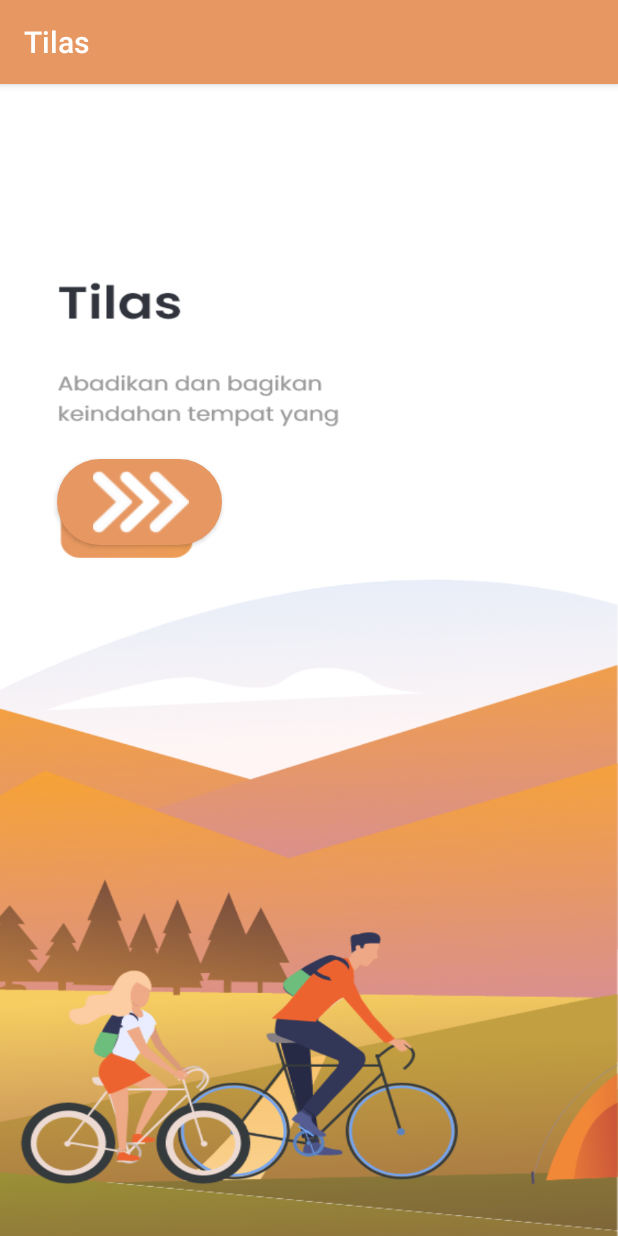
After one commit to anggar/tilas, an Android app: the StartActivity screen opened directly, with no data from a screen before it, on a phone screen of 412 x 824 dp. The commit adds this screen. Run offline under Robolectric (Android 15) with nearby library versions, the phone set to English and light mode, and no system bars.

Commit message:
start activity

```diff
--- a/app/src/main/AndroidManifest.xml
+++ b/app/src/main/AndroidManifest.xml
@@ -17,7 +17,8 @@
         android:roundIcon="@mipmap/ic_launcher_round"
         android:supportsRtl="true"
         android:theme="@style/AppTheme">
-        <activity android:name=".DetailActivity"></activity>
+        <activity android:name=".StartActivity"></activity>
+        <activity android:name=".DetailActivity" />
         <!--
              The API key for Google Maps-based APIs is defined as a string resource.
              (See the file "res/values/google_maps_api.xml").
--- /dev/null
+++ b/app/src/main/java/com/napak/tilas/StartActivity.java
@@ -0,0 +1,14 @@
+package com.napak.tilas;
+
+import androidx.appcompat.app.AppCompatActivity;
+
+import android.os.Bundle;
+
+public class StartActivity extends AppCompatActivity {
+
+    @Override
+    protected void onCreate(Bundle savedInstanceState) {
+        super.onCreate(savedInstanceState);
+        setContentView(R.layout.activity_start);
+    }
+}
--- a/app/src/main/res/drawable/custom_seekbar.xml
+++ b/app/src/main/res/drawable/custom_seekbar.xml
@@ -4,7 +4,7 @@
         <shape>
             <gradient
                 android:endColor="#fff"
-                android:startColor="#FFFF00"
+                android:startColor="@color/colorPrimary"
                 android:useLevel="true" />
         </shape>
     </item>
--- /dev/null
+++ b/app/src/main/res/drawable/round_corner.xml
@@ -0,0 +1,5 @@
+<?xml version="1.0" encoding="utf-8"?>
+<shape xmlns:android="http://schemas.android.com/apk/res/android">
+    <corners  android:radius="50dp"/>
+    <solid android:color="@color/colorPrimary"></solid>
+</shape>
--- /dev/null
+++ b/app/src/main/res/layout/activity_start.xml
@@ -0,0 +1,21 @@
+<?xml version="1.0" encoding="utf-8"?>
+<LinearLayout xmlns:android="http://schemas.android.com/apk/res/android"
+    xmlns:app="http://schemas.android.com/apk/res-auto"
+    xmlns:tools="http://schemas.android.com/tools"
+    android:layout_width="match_parent"
+    android:layout_height="match_parent"
+    android:background="@drawable/bg1"
+    tools:context=".StartActivity">
+
+    <Button
+        android:layout_width="110dp"
+        android:layout_height="57dp"
+        android:layout_marginLeft="38dp"
+        android:layout_marginTop="250dp"
+        android:backgroundTint="@color/colorPrimary"
+        android:paddingLeft="24dp"
+        android:drawableLeft="@drawable/arrow"
+        android:background="@drawable/round_corner"
+        />
+
+</LinearLayout>
--- a/app/src/main/res/layout/fragment_tambah.xml
+++ b/app/src/main/res/layout/fragment_tambah.xml
@@ -24,7 +24,7 @@
                 android:layout_marginRight="20dp"
                 android:layout_marginLeft="20dp"
                 android:layout_marginBottom="10dp"
-                android:background="#F2F2F2"
+                android:background="#FAEADF"
                 android:hint="Title"
                 android:padding="10dp"
                 android:focusableInTouchMode="true"
@@ -41,7 +41,7 @@
                 android:minLines="6"
                 android:scrollbars="vertical"
                 android:layout_margin="20dp"
-                android:background="#F2F2F2"
+                android:background="#FAEADF"
                 android:inputType="text|textMultiLine"
                 android:hint="Caption"
                 android:padding="10dp" />
```
Also changed, not shown: app/src/main/res/drawable-v24/arrow.png (added), app/src/main/res/drawable-v24/bg1.png (added).
